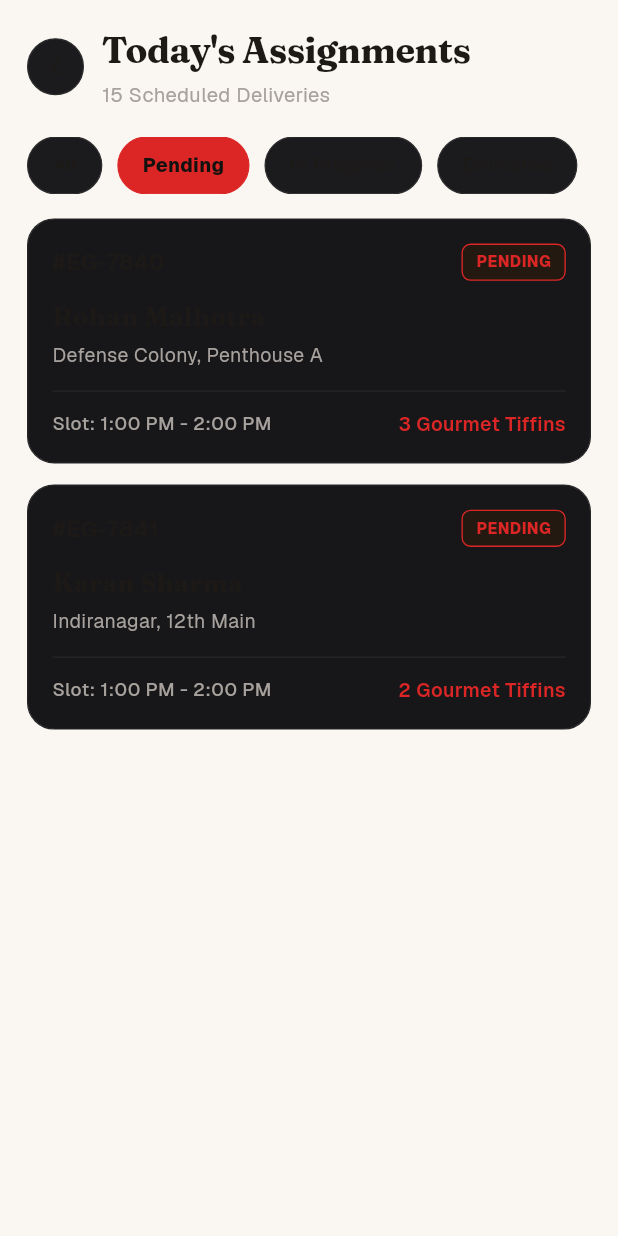
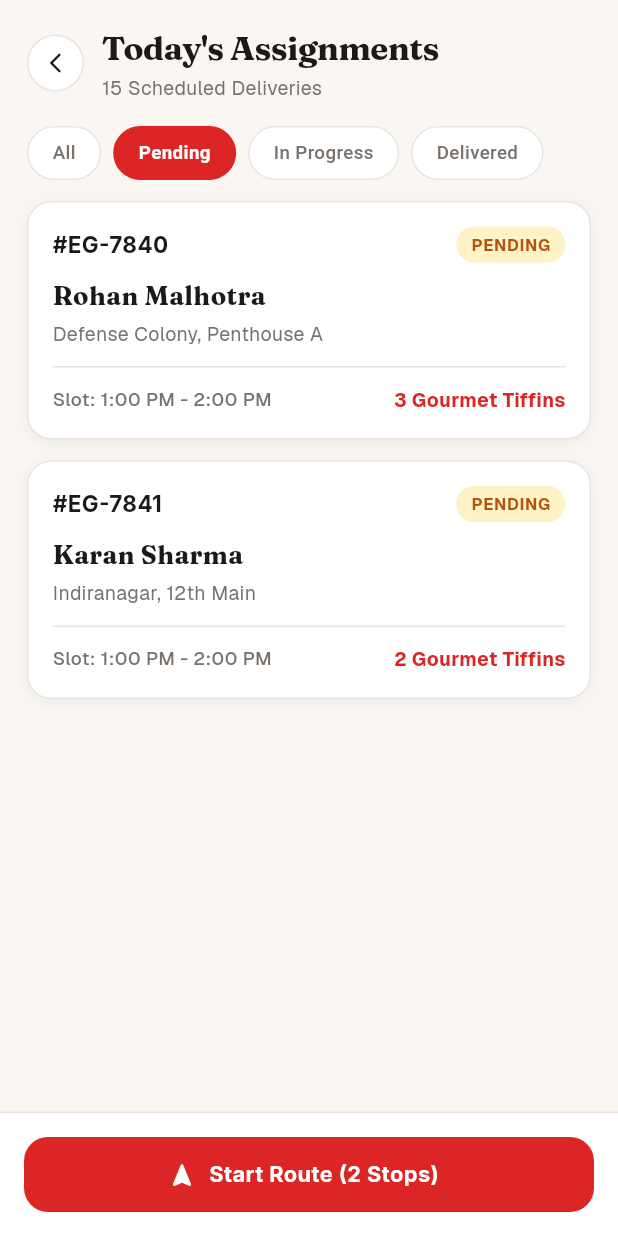
Before and after one commit to prabhasadvmen-maker/eatoggy-partner-app-, a Flutter app: the DeliveriesView screen opened directly, after a tap on "Today's Deliveries", on a phone screen of 412 x 824 dp. Run offline on Flutter 3.47's test engine with Material 3 defaults, Android fonts, the phone set to English and light mode, and no system bars; our stand-ins replace equatable, flutter_bloc, go_router, google_fonts, image_picker, sizer; project files that could hold a hidden picture were left out.

Commit message:
feat(orders): revamp deliveries screen and today's assignments card

```diff
--- a/lib/features/deliveries/presentation/pages/deliveries_screen.dart
+++ b/lib/features/deliveries/presentation/pages/deliveries_screen.dart
@@ -1,5 +1,6 @@
 import 'package:flutter/material.dart';
 import 'package:flutter_bloc/flutter_bloc.dart';
+import 'package:google_fonts/google_fonts.dart';
 import '../../../../core/theme/app_colors.dart';
 import '../../../../core/theme/app_text_styles.dart';
 import '../../bloc/deliveries_bloc.dart';
@@ -74,7 +75,7 @@ class DeliveriesView extends StatelessWidget {
         final categories = state.categories;
 
         return Scaffold(
-          backgroundColor: AppColors.darkBackground,
+          backgroundColor: AppColors.scaffoldBackground,
           body: SafeArea(
             child: SingleChildScrollView(
               physics: const BouncingScrollPhysics(),
@@ -82,34 +83,33 @@ class DeliveriesView extends StatelessWidget {
               child: Column(
                 crossAxisAlignment: CrossAxisAlignment.start,
                 children: [
-                  // Page Header Title (Serif Fraunces)
+                  // Page Header Title (Fraunces)
                   Text(
                     state.headerTitle,
-                    style: AppTextStyles.displayLarge.copyWith(
-                      color: AppColors.creamText,
+                    style: GoogleFonts.fraunces(
+                      color: AppColors.textPrimary,
                       fontSize: 26,
                       fontWeight: FontWeight.w700,
                       letterSpacing: -0.3,
                     ),
                   ),
-                  const SizedBox(height: 6),
+                  const SizedBox(height: 4),
 
-                  // Page Header Subtitle (Muted Grey)
+                  // Page Header Subtitle (Stone Gray)
                   Text(
                     state.headerSubtitle,
                     style: AppTextStyles.bodyMedium.copyWith(
-                      color: AppColors.textMutedDark,
+                      color: AppColors.textSecondary,
                       fontSize: 14,
-                      fontWeight: FontWeight.w400,
                     ),
                   ),
                   const SizedBox(height: 24),
 
-                  // 2x2 Menu Cards with strictly identical sizes matching reference image
+                  // 2x2 Menu Cards matching DELIVERY NAV.svg
                   if (categories.length >= 4) ...[
                     // Row 1: Today's Deliveries & Delivery History
                     SizedBox(
-                      height: 182,
+                      height: 165,
                       child: Row(
                         children: [
                           Expanded(
@@ -140,7 +140,7 @@ class DeliveriesView extends StatelessWidget {
 
                     // Row 2: Tiffin Zone & Tiffin Subscribers
                     SizedBox(
-                      height: 182,
+                      height: 165,
                       child: Row(
                         children: [
                           Expanded(
--- a/lib/features/deliveries/presentation/pages/today_assignments_screen.dart
+++ b/lib/features/deliveries/presentation/pages/today_assignments_screen.dart
@@ -1,11 +1,15 @@
 import 'package:flutter/material.dart';
 import 'package:flutter_bloc/flutter_bloc.dart';
+import 'package:google_fonts/google_fonts.dart';
 import '../../../../core/theme/app_colors.dart';
 import '../../../../core/theme/app_text_styles.dart';
+import '../../../../core/theme/app_spacing.dart';
 import '../../bloc/today_assignments/today_assignments_bloc.dart';
 import '../../bloc/today_assignments/today_assignments_event.dart';
 import '../../bloc/today_assignments/today_assignments_state.dart';
 import '../widgets/assignment_card.dart';
+import 'delivery_details_screen.dart';
+import 'active_tour_screen.dart';
 
 class TodayAssignmentsScreen extends StatelessWidget {
   final VoidCallback? onBack;
@@ -47,14 +51,14 @@ class TodayAssignmentsView extends StatelessWidget {
         }
       },
       child: Scaffold(
-        backgroundColor: AppColors.darkBackground,
+        backgroundColor: AppColors.scaffoldBackground,
         body: SafeArea(
           child: BlocBuilder<TodayAssignmentsBloc, TodayAssignmentsState>(
             builder: (context, state) {
               return Column(
                 crossAxisAlignment: CrossAxisAlignment.start,
                 children: [
-                  // Top Header & Filter Chips (Pinned at top)
+                  // Top Header & Filter Chips
                   Padding(
                     padding: const EdgeInsets.fromLTRB(18, 16, 18, 0),
                     child: Column(
@@ -63,50 +67,53 @@ class TodayAssignmentsView extends StatelessWidget {
                         Row(
                           crossAxisAlignment: CrossAxisAlignment.center,
                           children: [
-                            if (onBack != null) ...[
                             GestureDetector(
-                                onTap: onBack,
+                              onTap: () {
+                                if (onBack != null) {
+                                  onBack!();
+                                } else if (Navigator.canPop(context)) {
+                                  Navigator.pop(context);
+                                }
+                              },
                               behavior: HitTestBehavior.opaque,
                               child: Container(
                                 width: 38,
                                 height: 38,
                                 margin: const EdgeInsets.only(right: 12),
                                 decoration: BoxDecoration(
-                                    color: const Color(0xFF1B1B1D),
+                                  color: AppColors.surface,
                                   shape: BoxShape.circle,
                                   border: Border.all(
-                                      color: const Color(0xFF2C2C2E),
-                                      width: 0.8,
+                                    color: AppColors.border,
+                                    width: 1.0,
                                   ),
                                 ),
                                 child: const Icon(
                                   Icons.arrow_back_ios_new_rounded,
-                                    color: AppColors.creamText,
+                                  color: AppColors.textPrimary,
                                   size: 16,
                                 ),
                               ),
                             ),
-                            ],
                             Expanded(
                               child: Column(
                                 crossAxisAlignment: CrossAxisAlignment.start,
                                 children: [
                                   Text(
                                     "Today's Assignments",
-                                    style: AppTextStyles.displayLarge.copyWith(
-                                      color: AppColors.creamText,
-                                      fontSize: 24,
+                                    style: GoogleFonts.fraunces(
+                                      color: AppColors.textPrimary,
+                                      fontSize: 22,
                                       fontWeight: FontWeight.w700,
                                       letterSpacing: -0.3,
                                     ),
                                   ),
-                                  const SizedBox(height: 4),
+                                  const SizedBox(height: 2),
                                   Text(
                                     '${state.totalScheduled} Scheduled Deliveries',
                                     style: AppTextStyles.bodyMedium.copyWith(
-                                      color: AppColors.textMutedDark,
-                                      fontSize: 13.5,
-                                      fontWeight: FontWeight.w400,
+                                      color: AppColors.textSecondary,
+                                      fontSize: 13,
                                     ),
                                   ),
                                 ],
@@ -114,7 +121,7 @@ class TodayAssignmentsView extends StatelessWidget {
                             ),
                           ],
                         ),
-                        const SizedBox(height: 18),
+                        const SizedBox(height: 16),
 
                         // Horizontal Filter Chips Row
                         SingleChildScrollView(
@@ -126,7 +133,7 @@ class TodayAssignmentsView extends StatelessWidget {
                                   state.selectedFilter == filter;
 
                               return Padding(
-                                padding: const EdgeInsets.only(right: 10),
+                                padding: const EdgeInsets.only(right: 8),
                                 child: GestureDetector(
                                   onTap: () {
                                     context.read<TodayAssignmentsBloc>().add(
@@ -136,30 +143,30 @@ class TodayAssignmentsView extends StatelessWidget {
                                   child: Container(
                                     padding: const EdgeInsets.symmetric(
                                       horizontal: 16,
-                                      vertical: 9,
+                                      vertical: 8,
                                     ),
                                     decoration: BoxDecoration(
                                       color: isSelected
-                                          ? AppColors.cardGoldAccent
-                                          : const Color(0xFF1B1B1D),
+                                          ? AppColors.primary
+                                          : AppColors.surface,
                                       borderRadius: BorderRadius.circular(20),
                                       border: Border.all(
                                         color: isSelected
-                                            ? AppColors.cardGoldAccent
-                                            : const Color(0xFF2C2C2E),
-                                        width: 0.8,
+                                            ? AppColors.primary
+                                            : AppColors.border,
+                                        width: 1.0,
                                       ),
                                     ),
                                     child: Text(
                                       filter,
-                                      style: AppTextStyles.caption.copyWith(
+                                      style: TextStyle(
                                         color: isSelected
-                                            ? const Color(0xFF11110F)
-                                            : AppColors.textPrimaryDark,
+                                            ? Colors.white
+                                            : AppColors.textSecondary,
                                         fontWeight: isSelected
-                                            ? FontWeight.w800
+                                            ? FontWeight.w700
                                             : FontWeight.w500,
-                                        fontSize: 13,
+                                        fontSize: 12.5,
                                       ),
                                     ),
                                   ),
@@ -168,7 +175,7 @@ class TodayAssignmentsView extends StatelessWidget {
                             }).toList(),
                           ),
                         ),
-                        const SizedBox(height: 16),
+                        const SizedBox(height: 14),
                       ],
                     ),
                   ),
@@ -183,9 +190,59 @@ class TodayAssignmentsView extends StatelessWidget {
                         final assignment = state.filteredAssignments[index];
                         return AssignmentCard(
                           assignment: assignment,
-                          onTap: () {},
+                          onTap: () {
+                            Navigator.push(
+                              context,
+                              MaterialPageRoute(
+                                builder: (context) => DeliveryDetailsScreen(
+                                  orderId: assignment.orderId,
+                                ),
+                              ),
                             );
                           },
+                        );
+                      },
+                    ),
+                  ),
+
+                  // Start Route / Tour Bottom Bar
+                  Container(
+                    padding: const EdgeInsets.all(16),
+                    decoration: const BoxDecoration(
+                      color: AppColors.surface,
+                      border: Border(
+                        top: BorderSide(color: AppColors.border),
+                      ),
+                    ),
+                    child: SizedBox(
+                      width: double.infinity,
+                      height: 50,
+                      child: ElevatedButton.icon(
+                        onPressed: () {
+                          Navigator.push(
+                            context,
+                            MaterialPageRoute(
+                              builder: (context) => const ActiveTourScreen(),
+                            ),
+                          );
+                        },
+                        icon: const Icon(Icons.navigation_rounded, size: 20),
+                        label: Text(
+                          'Start Route (${state.filteredAssignments.length} Stops)',
+                          style: GoogleFonts.inter(
+                            fontSize: 14.5,
+                            fontWeight: FontWeight.w700,
+                          ),
+                        ),
+                        style: ElevatedButton.styleFrom(
+                          backgroundColor: AppColors.primary,
+                          foregroundColor: Colors.white,
+                          elevation: 0,
+                          shape: const RoundedRectangleBorder(
+                            borderRadius: AppRadius.borderLg,
+                          ),
+                        ),
+                      ),
                     ),
                   ),
                 ],
--- a/lib/features/deliveries/presentation/widgets/assignment_card.dart
+++ b/lib/features/deliveries/presentation/widgets/assignment_card.dart
@@ -1,6 +1,9 @@
 import 'package:flutter/material.dart';
+import 'package:google_fonts/google_fonts.dart';
 import '../../../../core/theme/app_colors.dart';
 import '../../../../core/theme/app_text_styles.dart';
+import '../../../../core/theme/app_spacing.dart';
+import '../../../../core/widgets/common_widgets.dart';
 import '../../data/models/delivery_assignment_model.dart';
 
 class AssignmentCard extends StatelessWidget {
@@ -21,12 +24,13 @@ class AssignmentCard extends StatelessWidget {
         margin: const EdgeInsets.only(bottom: 14),
         padding: const EdgeInsets.all(16),
         decoration: BoxDecoration(
-          color: const Color(0xFF171719),
-          borderRadius: BorderRadius.circular(18),
+          color: AppColors.card,
+          borderRadius: AppRadius.borderLg,
           border: Border.all(
-            color: const Color(0xFF262628),
-            width: 0.8,
+            color: AppColors.border,
+            width: 1.0,
           ),
+          boxShadow: AppShadows.card,
         ),
         child: Column(
           crossAxisAlignment: CrossAxisAlignment.start,
@@ -36,45 +40,41 @@ class AssignmentCard extends StatelessWidget {
               children: [
                 Text(
                   assignment.orderId,
-                  style: AppTextStyles.titleMedium.copyWith(
+                  style: GoogleFonts.inter(
                     color: AppColors.textPrimary,
                     fontWeight: FontWeight.w700,
                     fontSize: 15,
                   ),
                 ),
                 const Spacer(),
-                _buildStatusBadge(assignment.status, assignment.statusText),
+                StatusBadge(text: assignment.statusText),
               ],
             ),
-            const SizedBox(height: 12),
+            const SizedBox(height: 10),
 
-            // Customer Name (Serif Fraunces in Warm Cream)
+            // Customer Name (Fraunces in Stone Charcoal)
             Text(
               assignment.customerName,
-              style: AppTextStyles.headingSmall.copyWith(
-                color: AppColors.creamText,
+              style: GoogleFonts.fraunces(
+                color: AppColors.textPrimary,
                 fontSize: 17,
                 fontWeight: FontWeight.w700,
               ),
             ),
             const SizedBox(height: 4),
 
-            // Address (Muted Grey)
+            // Address (Stone Gray)
             Text(
               assignment.address,
               style: AppTextStyles.bodyMedium.copyWith(
-                color: AppColors.textMutedDark,
+                color: AppColors.textSecondary,
                 fontSize: 13,
-                fontWeight: FontWeight.w400,
               ),
             ),
-            const SizedBox(height: 14),
+            const SizedBox(height: 12),
 
             // Divider Line
-            Container(
-              height: 1,
-              color: const Color(0xFF242426),
-            ),
+            const Divider(color: AppColors.border, height: 1),
             const SizedBox(height: 12),
 
             // Bottom Slot & Tiffins Info Row
@@ -84,15 +84,15 @@ class AssignmentCard extends StatelessWidget {
                 Text(
                   assignment.timeSlot,
                   style: AppTextStyles.caption.copyWith(
-                    color: AppColors.textMutedDark,
+                    color: AppColors.textSecondary,
                     fontSize: 12.5,
                   ),
                 ),
                 Text(
                   assignment.tiffinsCountText,
                   style: AppTextStyles.caption.copyWith(
-                    color: AppColors.cardGoldAccent,
-                    fontWeight: FontWeight.w600,
+                    color: AppColors.primary,
+                    fontWeight: FontWeight.w700,
                     fontSize: 13,
                   ),
                 ),
@@ -103,47 +103,4 @@ class AssignmentCard extends StatelessWidget {
       ),
     );
   }
-
-  Widget _buildStatusBadge(AssignmentStatus status, String text) {
-    Color borderColor;
-    Color bgColor;
-    Color textColor;
-
-    switch (status) {
-      case AssignmentStatus.pending:
-      case AssignmentStatus.outForDelivery:
-        borderColor = AppColors.cardGoldAccent;
-        bgColor = const Color(0xFF241910);
-        textColor = AppColors.cardGoldAccent;
-        break;
-      case AssignmentStatus.readyToPickup:
-        borderColor = const Color(0xFF00C853);
-        bgColor = const Color(0xFF0C1F15);
-        textColor = const Color(0xFF00E676);
-        break;
-      case AssignmentStatus.delivered:
-        borderColor = const Color(0xFF48484A);
-        bgColor = const Color(0xFF1E1E20);
-        textColor = const Color(0xFF8E8E93);
-        break;
-    }
-
-    return Container(
-      padding: const EdgeInsets.symmetric(horizontal: 9, vertical: 4),
-      decoration: BoxDecoration(
-        color: bgColor,
-        borderRadius: BorderRadius.circular(6),
-        border: Border.all(color: borderColor, width: 0.9),
-      ),
-      child: Text(
-        text,
-        style: AppTextStyles.caption.copyWith(
-          color: textColor,
-          fontSize: 10.5,
-          fontWeight: FontWeight.w800,
-          letterSpacing: 0.3,
-        ),
-      ),
-    );
-  }
 }
```
Lines whose indentation alone changed are shown as unchanged.
